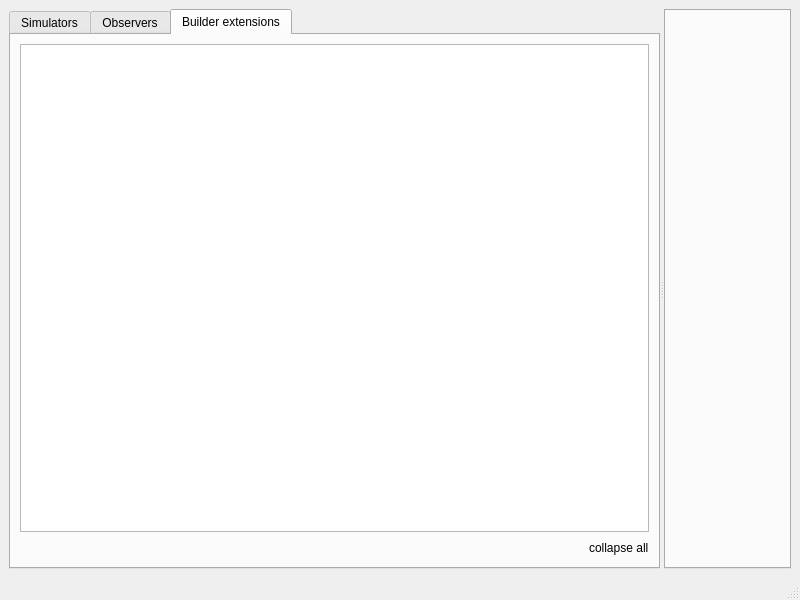
OpenFLUID/openfluid, file src/apps/openfluid-devstudio/MainWindow.ui: the form before one commit.
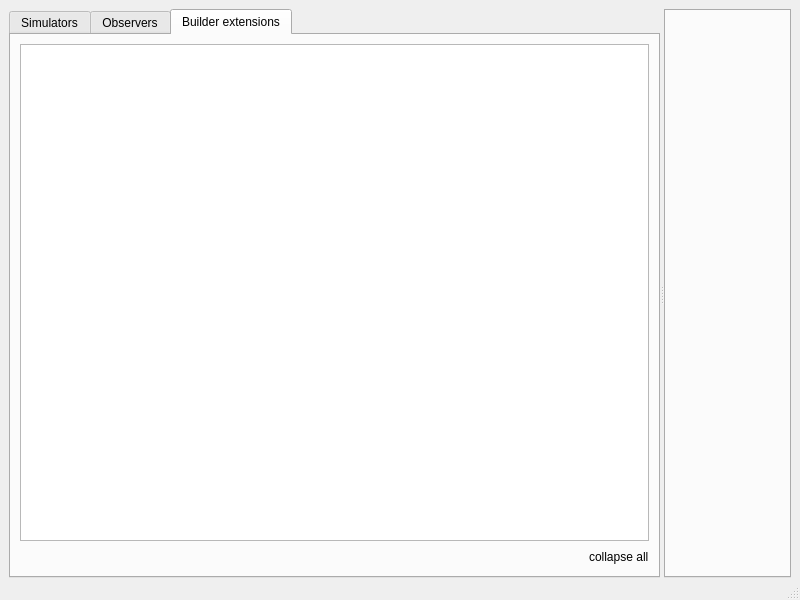
The form after the commit. Icons and pictures are not drawn. Custom widgets are drawn as their Qt base class.

Diff of the .ui file:
```diff
--- a/src/apps/openfluid-devstudio/MainWindow.ui
+++ b/src/apps/openfluid-devstudio/MainWindow.ui
@@ -19,6 +19,9 @@
   </property>
   <widget class="QWidget" name="centralwidget">
    <layout class="QVBoxLayout" name="verticalLayout">
+    <property name="bottomMargin">
+     <number>0</number>
+    </property>
     <item>
      <widget class="QSplitter" name="splitter">
       <property name="orientation">
@@ -156,6 +159,9 @@
        </widget>
       </widget>
       <widget class="QTabWidget" name="WareSrcCollection">
+       <property name="tabPosition">
+        <enum>QTabWidget::North</enum>
+       </property>
        <property name="tabShape">
         <enum>QTabWidget::Rounded</enum>
        </property>
@@ -186,16 +192,16 @@
   <widget class="QStatusBar" name="statusbar"/>
  </widget>
  <customwidgets>
-  <customwidget>
-   <class>openfluid::ui::waresdev::WareSrcExplorer</class>
-   <extends>QTreeView</extends>
-   <header location="global">openfluid/ui/waresdev/WareSrcExplorer.hpp</header>
-  </customwidget>
   <customwidget>
    <class>openfluid::ui::common::ActionLabel</class>
    <extends>QLabel</extends>
    <header location="global">openfluid/ui/common/ActionLabel.hpp</header>
   </customwidget>
+  <customwidget>
+   <class>openfluid::ui::waresdev::WareSrcExplorer</class>
+   <extends>QTreeView</extends>
+   <header location="global">openfluid/ui/waresdev/WareSrcExplorer.hpp</header>
+  </customwidget>
  </customwidgets>
  <resources>
   <include location="resources/openfluiddevstudio.qrc"/>
```
Left out of the diff: 2 changed lines with no effect on the pictures.
